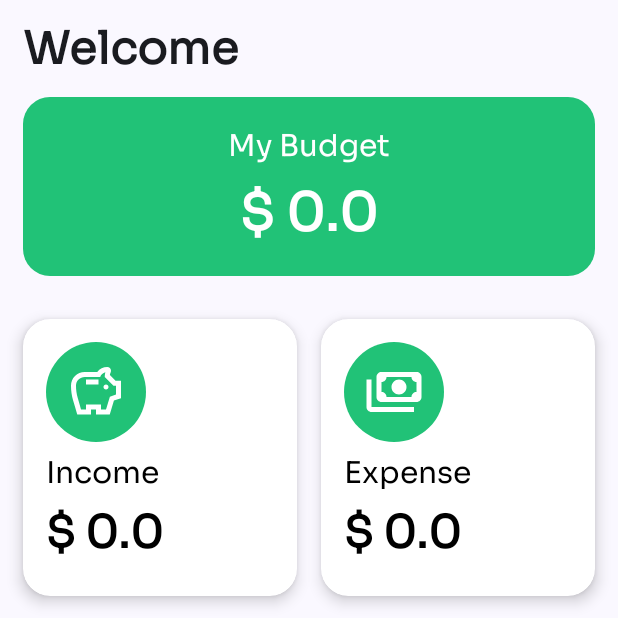
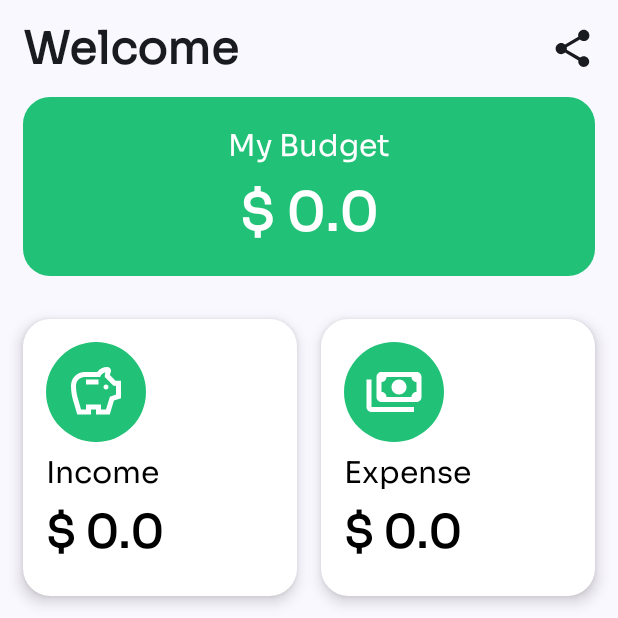
Before and after one commit to Lenny-T/budgetly, an Android app built with Jetpack Compose: the screen it shows after launch (MainActivity), on a phone screen of 412 x 824 dp, the top half of it. Run offline under Robolectric (Android 15) with nearby library versions, the phone set to English and light mode, and no system bars; our stand-ins replace Room's generated code, livedata-compose.

Commit message:
Added a share sheet to be able to share your budget.

```diff
--- a/app/build.gradle.kts
+++ b/app/build.gradle.kts
@@ -53,7 +53,7 @@ android {
 dependencies {
     implementation ("androidx.lifecycle:lifecycle-livedata-ktx:2.7.0")
     implementation ("androidx.compose.runtime:runtime-livedata:1.6.3")
-//    implementation("androidx.compose.material:material:1.7.8")
+    // implementation("androidx.compose.material:material:1.7.8")
     implementation("androidx.navigation:navigation-compose:2.8.9")
     implementation("androidx.room:room-common:2.6.1")
     implementation("androidx.room:room-ktx:2.6.1")
@@ -73,5 +73,6 @@ dependencies {
     androidTestImplementation("androidx.compose.ui:ui-test-junit4")
     debugImplementation("androidx.compose.ui:ui-tooling")
     debugImplementation("androidx.compose.ui:ui-test-manifest")
+    androidTestImplementation("androidx.test:runner:1.6.2")
 
 }
--- a/app/src/main/java/com/example/budgetly/ui/dashboardScreen.kt
+++ b/app/src/main/java/com/example/budgetly/ui/dashboardScreen.kt
@@ -1,5 +1,6 @@
 package com.example.budgetly.ui
 
+import android.content.Intent
 import androidx.compose.foundation.Image
 import androidx.compose.foundation.background
 import androidx.compose.foundation.clickable
@@ -17,6 +18,9 @@ import androidx.compose.foundation.layout.width
 import androidx.compose.foundation.lazy.LazyColumn
 import androidx.compose.foundation.shape.CircleShape
 import androidx.compose.foundation.shape.RoundedCornerShape
+import androidx.compose.material.icons.Icons
+import androidx.compose.material.icons.filled.Share
+import androidx.compose.material3.Icon
 import androidx.compose.material3.Text
 import androidx.compose.runtime.Composable
 import androidx.compose.runtime.LaunchedEffect
@@ -31,6 +35,7 @@ import androidx.compose.ui.Modifier
 import androidx.compose.ui.draw.clip
 import androidx.compose.ui.draw.shadow
 import androidx.compose.ui.graphics.Color
+import androidx.compose.ui.platform.LocalContext
 import androidx.compose.ui.res.painterResource
 import androidx.compose.ui.res.stringResource
 import androidx.compose.ui.text.TextStyle
@@ -74,15 +79,35 @@ fun DashboardScreen (
     var budget by remember { mutableDoubleStateOf(0.0) }
     budget = totalIncome - totalExpense
     val spacing = 13.dp
+    val context = LocalContext.current
 
     LazyColumn(
         modifier = Modifier
             .padding(end = padding.dp, start = padding.dp)
             .fillMaxHeight()
     ){
+        // SHARE SHEET IMPLEMENTATION
+        val shareSheet = {
+            val shareText = "My Budget Is: $budget"
+            val shareIntent = Intent().apply {
+                action = Intent.ACTION_SEND
+                putExtra(Intent.EXTRA_TEXT, shareText)
+                type = "text/plain"
+            }
+            val chooserIntent = Intent.createChooser(shareIntent, "Share Budget")
+            if (chooserIntent.resolveActivity(context.packageManager) != null) {
+                context.startActivity(chooserIntent)
+            }
+        }
+
         // HEADING
         item {
             Spacer(modifier = Modifier.height(spacing))
+            Row (
+                modifier = Modifier.fillMaxWidth(),
+                verticalAlignment = Alignment.CenterVertically,
+                horizontalArrangement = Arrangement.SpaceBetween
+            ) {
                 Text(
                     text = stringResource(R.string.welcome),
                     style = TextStyle(
@@ -91,6 +116,15 @@ fun DashboardScreen (
                         fontWeight = FontWeight.Black
                     ),
                 )
+                // SHARE SHEET BUTTON
+                Icon(
+                    imageVector = Icons.Filled.Share,
+                    contentDescription = "Share Button",
+                    modifier = Modifier.clickable { shareSheet() }
+                        .size(30.dp),
+                )
+
+            }
             Spacer(modifier = Modifier.height(spacing))
         }
 
```
Lines whose indentation alone changed are shown as unchanged.
